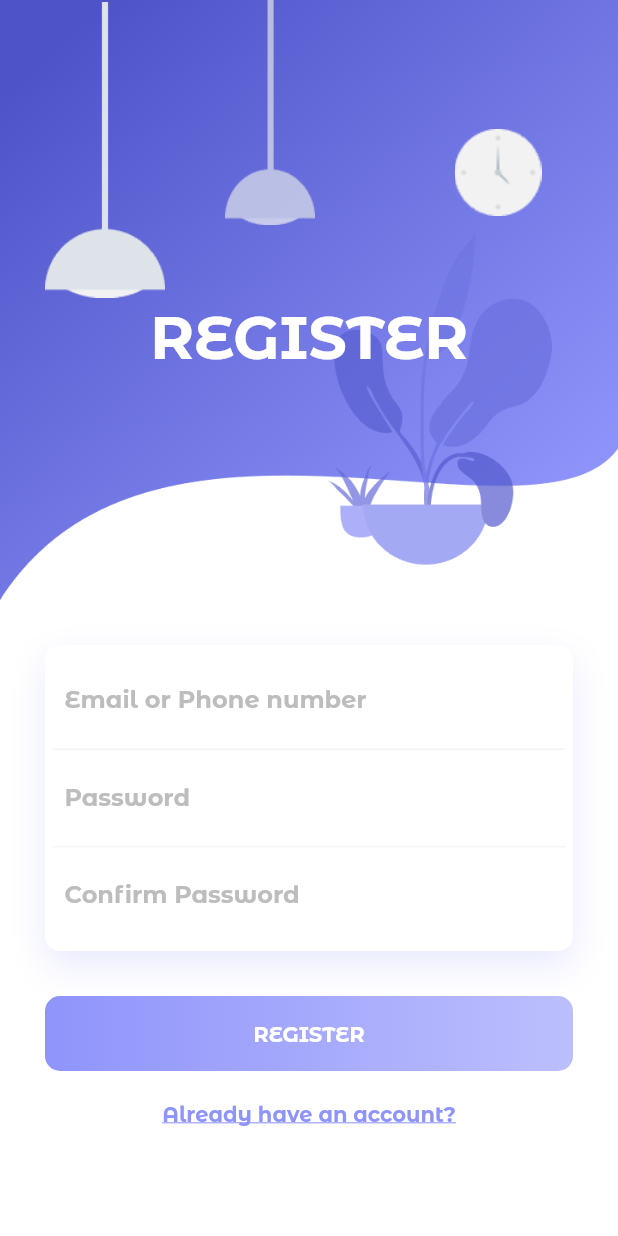
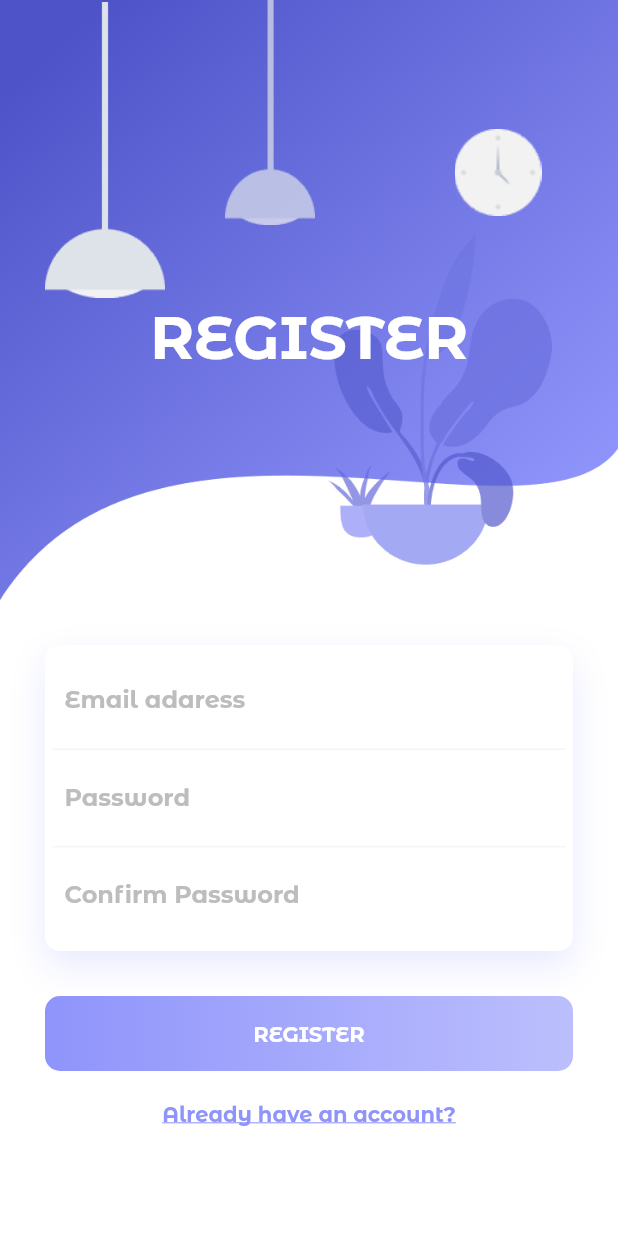
Before and after one commit to renalazy/el_travel, a Flutter app: the RegisterPage screen opened directly, after a tap on "Already have an account?", on a phone screen of 412 x 824 dp. Run offline on Flutter 3.47's test engine with Material 2 defaults, Android fonts, the phone set to English and light mode, and no system bars; our stand-ins replace flutter_spinkit, simple_animations; missing offline and left inert: sk_onboarding_screen; project files that could hold a hidden picture were left out.

Commit message:
Little Fixed

```diff
--- a/lib/registerScreen.dart
+++ b/lib/registerScreen.dart
@@ -133,7 +133,7 @@ class _RegisterPageState extends State<RegisterPage> {
                                   child: TextField(
                                     decoration: InputDecoration(
                                         border: InputBorder.none,
-                                        hintText: "Email or Phone number",
+                                        hintText: "Email adaress",
                                         hintStyle: TextStyle(
                                             fontFamily: 'MontserratAlternates',
                                             color: Colors.grey[400])),
@@ -207,7 +207,7 @@ class _RegisterPageState extends State<RegisterPage> {
                           1.5,
                           GestureDetector(
                             onTap: () {
-                              Navigator.pushReplacementNamed(context, '/loginscreen');
+                              Navigator.pushNamedAndRemoveUntil(context, '/loginscreen', (Route<dynamic> route) => true);
                             },
                             child: Text(
                               "Already have an account?",
```
